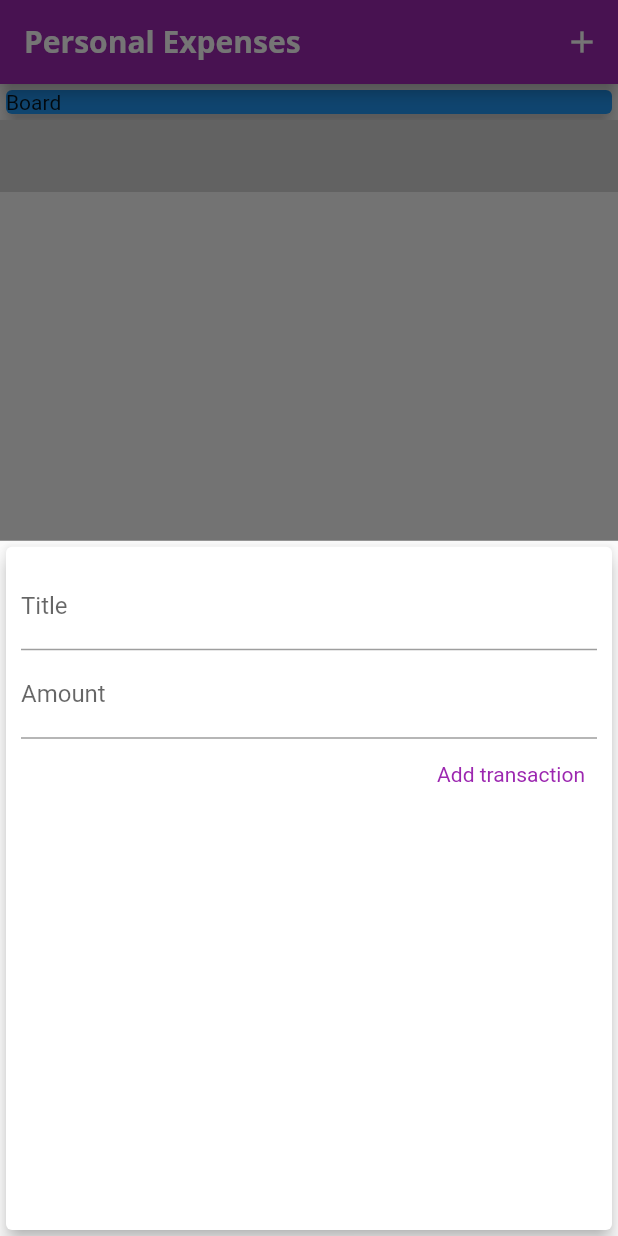
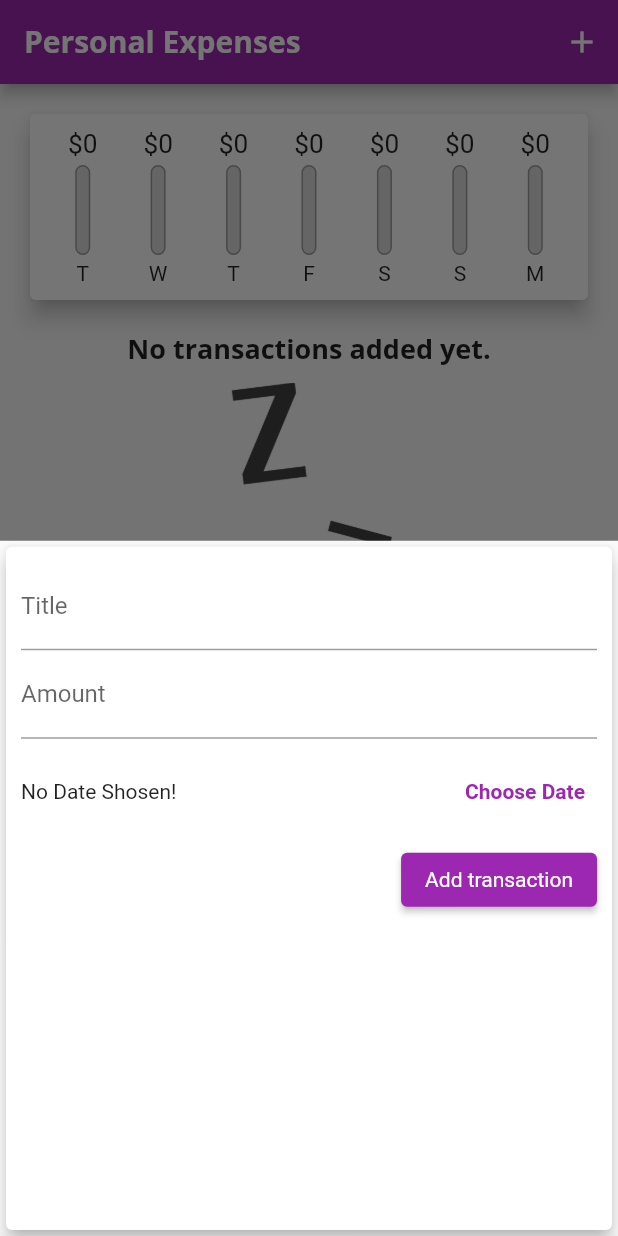
Before and after one commit to dangtathanh/flutter-complete-guide, a Flutter app: the screen it shows after launch, after a tap on the "add" icon, on a phone screen of 412 x 824 dp. Run offline on Flutter 3.47's test engine with Material 2 defaults, Android fonts, the phone set to English and light mode, and no system bars.

Commit message:
feat: Finish session 5 - new

```diff
--- a/lib/main.dart
+++ b/lib/main.dart
@@ -1,4 +1,5 @@
 import 'package:flutter/material.dart';
+import 'package:flutter_complete_guide/widgets/chart.dart';
 
 import './models/transaction.dart';
 import './widgets/transaction_list.dart';
@@ -18,15 +19,21 @@ class MyApp extends StatelessWidget {
       title: 'Personal Expenses',
       theme: ThemeData(
         primaryColor: Colors.purple,
-        colorScheme: ColorScheme.fromSwatch(primarySwatch: Colors.purple,).copyWith(secondary: Colors.amber),
+        colorScheme: ColorScheme.fromSwatch(
+          primarySwatch: Colors.purple,
+        ).copyWith(secondary: Colors.amber),
+        errorColor: Colors.red,
         fontFamily: 'Quicksand',
         textTheme: ThemeData.light().textTheme.copyWith(
-          headline6: const TextStyle(
+              headline6: const TextStyle(
                 fontFamily: 'OpenSans',
                 fontSize: 18,
                 fontWeight: FontWeight.bold,
               ),
-        ),
+              button: const TextStyle(
+                color: Colors.white,
+              ),
+            ),
         appBarTheme: const AppBarTheme(
           titleTextStyle: TextStyle(
             fontFamily: 'OpenSans',
@@ -49,20 +56,32 @@ class MyHomePage extends StatefulWidget {
 }
 
 class _MyHomePageState extends State<MyHomePage> {
-  final List<Transaction> _userTransaction = [
+  final List<Transaction> _userTransactions = [
     // Transaction(id: "t1", title: "New shoes", amount: 20.11),
     // Transaction(id: "t2", title: "Weekly fees", amount: 65.23),
   ];
 
-  void _addNew(String title, double amount) {
+  List<Transaction> get _recentTransactions {
+    return _userTransactions.where((tx) {
+      return tx.date?.isAfter(
+            DateTime.now().subtract(
+              const Duration(days: 7),
+            ),
+          ) ??
+          false;
+    }).toList();
+  }
+
+  void _addNew(String title, double amount, DateTime date) {
     final newTx = Transaction(
       id: DateTime.now().toString(),
       title: title,
       amount: amount,
+      date: date,
     );
 
     setState(() {
-      _userTransaction.add(newTx);
+      _userTransactions.add(newTx);
     });
   }
 
@@ -73,6 +92,15 @@ class _MyHomePageState extends State<MyHomePage> {
         return NewTransaction(_addNew);
       },
     );
+  }
+
+  void _delete(String id)
+  {
+    setState(() {
+      _userTransactions.removeWhere((element) {
+        return element.id == id;
+      });
+    });
   }
 
   @override
@@ -95,15 +123,8 @@ class _MyHomePageState extends State<MyHomePage> {
           crossAxisAlignment: CrossAxisAlignment.start,
           children: [
             // ignore: sized_box_for_whitespace
-            Container(
-              width: double.infinity,
-              child: const Card(
-                child: Text("Board"),
-                color: Colors.blue,
-                elevation: 5,
-              ),
-            ),
-            TransactionList(_userTransaction),
+            Chart(_recentTransactions),
+            TransactionList(_userTransactions, _delete),
           ],
         ),
       ),
--- /dev/null
+++ b/lib/widgets/chart.dart
@@ -0,0 +1,75 @@
+import 'package:flutter/material.dart';
+import 'package:intl/intl.dart';
+
+import '../models/transaction.dart';
+import '../widgets/chart_bar.dart';
+
+class Chart extends StatelessWidget {
+  final List<Transaction> recentTransactions;
+
+  Chart(this.recentTransactions);
+
+  List<Map<String, Object>> get groupedTransactionValues {
+    return List.generate(7, (index) {
+      final weekDay = DateTime.now().subtract(
+        Duration(days: index),
+      );
+
+      var totalSum = 0.0;
+      for (var item in recentTransactions) {
+        if (weekDay.year == (item.date?.year ?? -1) &&
+            weekDay.month == (item.date?.month ?? -1) &&
+            weekDay.day == (item.date?.day ?? -1)) {
+          totalSum += item.amount;
+        }
+      }
+
+      return {
+        'day': DateFormat.E().format(weekDay).substring(0, 1),
+        'amount': totalSum,
+      };
+    }).reversed.toList();
+  }
+
+  double get totalSpending{
+    return groupedTransactionValues.fold(0.0, (sum, item) {
+      return sum + (item['amount'] as double);
+    });
+  }
+
+  double totalSpendingPct(double value, double total){
+    if(total == 0)
+    {
+      return 0;
+    }
+
+    return value/total;
+  }
+
+  @override
+  Widget build(BuildContext context) {
+    return Card(
+      elevation: 6,
+      margin: const EdgeInsets.all(20),
+      child: Padding(
+        padding: const EdgeInsets.all(10),
+        child: Row(
+          mainAxisAlignment: MainAxisAlignment.spaceAround,
+          children: groupedTransactionValues.map((e) {
+            return Flexible(
+              fit: FlexFit.tight,
+              child: ChartBar(
+                e['day'].toString(),
+                e['amount'] as double,
+                totalSpendingPct(
+                  (e['amount'] as double),
+                  totalSpending,
+                ),
+              ),
+            );
+          }).toList(),
+        ),
+      ),
+    );
+  }
+}
--- /dev/null
+++ b/lib/widgets/chart_bar.dart
@@ -0,0 +1,58 @@
+import 'package:flutter/material.dart';
+
+class ChartBar extends StatelessWidget {
+
+  final String label;
+  final double spendingAmount;
+  final double spendingPctOfTotal;
+
+  ChartBar(this.label, this.spendingAmount, this.spendingPctOfTotal);
+
+  @override
+  Widget build(BuildContext context) {
+    return Column(
+      children: [
+        Container(
+          height: 20,
+          child: FittedBox(
+            child: Text('\$${spendingAmount.toStringAsFixed(0)}'),
+          ),
+        ),
+        const SizedBox(
+          height: 4,
+        ),
+        Container(
+          height: 60,
+          width: 10,
+          child: Stack(
+            children: [
+              Container(
+                decoration: BoxDecoration(
+                  border: Border.all(
+                    color: Colors.grey,
+                    width: 1.0,
+                  ),
+                  color: const Color.fromRGBO(220, 220, 220, 1),
+                  borderRadius: BorderRadius.circular(10),
+                ),
+              ),
+              FractionallySizedBox(
+                heightFactor: spendingPctOfTotal,
+                child: Container(
+                  decoration: BoxDecoration(
+                    color: Theme.of(context).primaryColor,
+                    borderRadius: BorderRadius.circular(10),
+                  ),
+                ),
+              )
+            ],
+          ),
+        ),
+        const SizedBox(
+          height: 4,
+        ),
+        Text(label),
+      ],
+    );
+  }
+}
--- a/lib/widgets/new_transaction.dart
+++ b/lib/widgets/new_transaction.dart
@@ -1,4 +1,5 @@
 import 'package:flutter/material.dart';
+import 'package:intl/intl.dart';
 
 class NewTransaction extends StatefulWidget {
   final Function addNew;
@@ -11,13 +12,14 @@ class NewTransaction extends StatefulWidget {
 }
 
 class _NewTransactionState extends State<NewTransaction> {
-  final titleController = TextEditingController();
+  final _titleController = TextEditingController();
+  final _amountController = TextEditingController();
+  DateTime? _selectedDate = null;
 
-  final amountController = TextEditingController();
-
-  void submitData() {
-    final enteredTitle = titleController.text;
-    final enteredAmount = double.parse(amountController.text);
+  void _submitData() {
+    final enteredTitle = _titleController.text;
+    final enteredAmount = _amountController.text.isEmpty ? 0 : double.parse(_amountController.text);
+    final enteredDate = _selectedDate == null ? DateTime.now() : (_selectedDate as DateTime);
 
     if(enteredTitle.isEmpty || enteredAmount < 0)
     {
@@ -27,13 +29,36 @@ class _NewTransactionState extends State<NewTransaction> {
     widget.addNew(
       enteredTitle,
       enteredAmount,
+      enteredDate,
     );
 
     Navigator.of(context).pop();
   }
 
+  void _presentDatePicker(){
+    showDatePicker(
+      context: context,
+      initialDate: DateTime.now(),
+      firstDate: DateTime(2021),
+      lastDate: DateTime.now(),
+    ).then((value) {
+      if(value == null)
+      {
+        return;
+      }
+      setState(() {
+        _selectedDate = value;
+      });
+    });
+  }
+
+
   @override
   Widget build(BuildContext context) {
+    final ButtonStyle style = ElevatedButton.styleFrom(
+        textStyle: TextStyle(
+      color: Theme.of(context).primaryColor,
+    ));
     return Card(
       elevation: 5,
       child: Container(
@@ -42,30 +67,44 @@ class _NewTransactionState extends State<NewTransaction> {
           crossAxisAlignment: CrossAxisAlignment.end,
           children: [
             TextField(
-              decoration: InputDecoration(labelText: "Title"),
-              controller: titleController,
-              onSubmitted: (_) => submitData(),
-              // onChanged: (val) {
-              //   titleInput = val;
-              // },
+              decoration: const InputDecoration(labelText: "Title"),
+              controller: _titleController,
+              onSubmitted: (_) => _submitData(),
             ),
             TextField(
-              decoration: InputDecoration(labelText: "Amount"),
-              keyboardType: TextInputType.numberWithOptions(decimal: true),
-              controller: amountController,
-              onSubmitted: (_) => submitData(),
-              // onChanged: (val) {
-              //   ammountInput = val;
-              // },
+              decoration: const InputDecoration(labelText: "Amount"),
+              keyboardType: const TextInputType.numberWithOptions(decimal: true),
+              controller: _amountController,
+              onSubmitted: (_) => _submitData(),
             ),
-            TextButton(
-              style: TextButton.styleFrom(
-                textStyle: const TextStyle(
-                  color: Colors.purple,
-                ),
+            Container(
+              height: 70,
+              child: Row(
+                children: [
+                  Expanded(
+                    child: Text(
+                      _selectedDate == null
+                          ? 'No Date Shosen!'
+                          : 'Picked Date: ${DateFormat.yMd().format(_selectedDate as DateTime)}',
+                    ),
+                  ),
+                  TextButton(
+                    onPressed: _presentDatePicker,
+                    child: const Text('Choose Date'),
+                    style: TextButton.styleFrom(
+                      textStyle: TextStyle(
+                        color: Theme.of(context).primaryColor,
+                        fontWeight: FontWeight.bold,
+                      ),
+                    ),
+                  )
+                ],
               ),
+            ),
+            ElevatedButton(
+              style: style,
               child: const Text("Add transaction"),
-              onPressed: submitData,
+              onPressed: _submitData,
             )
           ],
         ),
```
